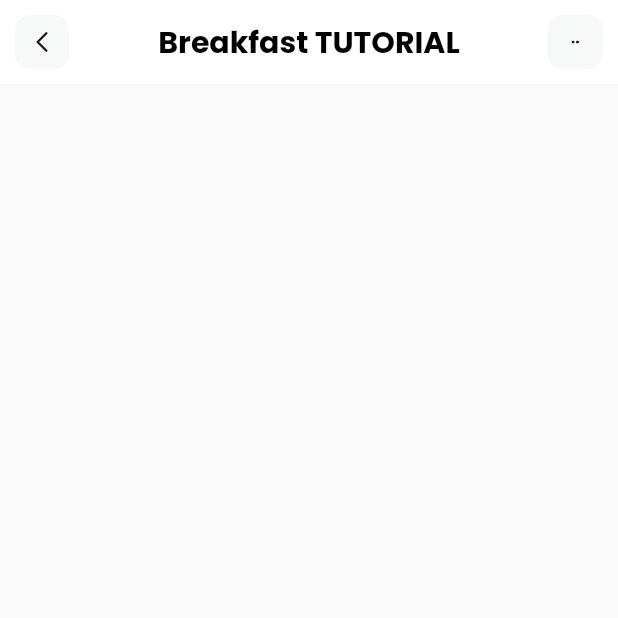
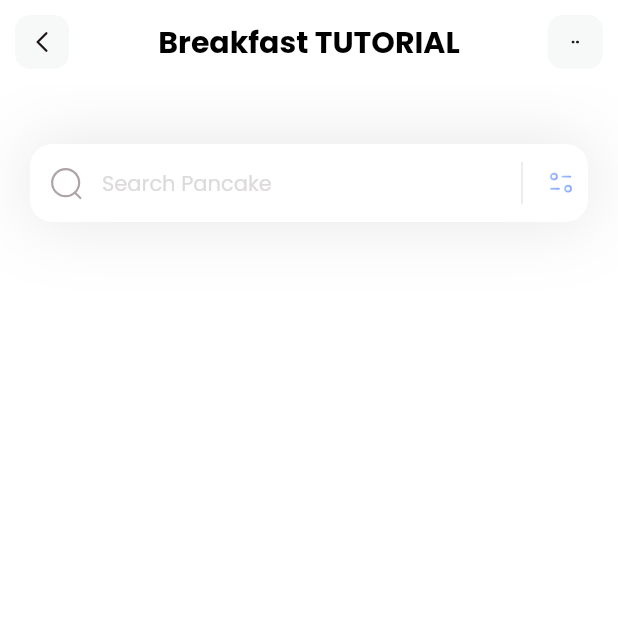
Before and after one commit to hongphuc5497/flutter-fitness-app, a Flutter app: the screen it shows after launch, on a phone screen of 412 x 824 dp, the top half of it. Run offline on Flutter 3.47's test engine with Material 2 defaults, Android fonts, the phone set to English and light mode, and no system bars; our stand-ins replace flutter_svg.

Commit message:
flutter: create searchField

```diff
--- a/lib/pages/home.dart
+++ b/lib/pages/home.dart
@@ -1,5 +1,8 @@
 import 'package:flutter/material.dart';
 import 'package:flutter_svg/svg.dart';
+
+import 'package:fitness/widgets/appBar.dart';
+import 'package:fitness/widgets/searchField.dart';
 
 class HomePage extends StatelessWidget {
   const HomePage({super.key});
@@ -8,53 +11,10 @@ class HomePage extends StatelessWidget {
   Widget build(BuildContext context) {
     return Scaffold(
       appBar: appBar(),
-    );
-  }
-
-  AppBar appBar() {
-    return AppBar(
-      title: const Text('Breakfast TUTORIAL',
-          style: TextStyle(
-            fontSize: 20,
-            fontWeight: FontWeight.bold,
-            color: Colors.black,
-          )),
       backgroundColor: Colors.white,
-      elevation: 0.0,
-      centerTitle: true,
-      leading: GestureDetector(
-          onTap: () {},
-          child: Container(
-              margin: const EdgeInsets.all(10),
-              alignment: Alignment.center,
-              decoration: BoxDecoration(
-                borderRadius: BorderRadius.circular(10),
-                color: const Color(0xffF7F8F8),
-              ),
-              child: SvgPicture.asset(
-                'assets/icons/Arrow - Left 2.svg',
-                width: 20,
-                height: 20,
-              ))),
-      actions: [
-        GestureDetector(
-          onTap: () {},
-          child: Container(
-            width: 37,
-            margin: const EdgeInsets.all(10),
-            alignment: Alignment.center,
-            decoration: BoxDecoration(
-              borderRadius: BorderRadius.circular(10),
-              color: const Color(0xffF7F8F8),
-            ),
-            child: SvgPicture.asset(
-              'assets/icons/dots.svg',
-              width: 5,
-              height: 5,
-            ),
-          ),
-        )
-      ],
+      body: Column(children: [
+        searchField(),
+      ]),
     );
   }
 }
--- /dev/null
+++ b/lib/widgets/appBar.dart
@@ -0,0 +1,49 @@
+import 'package:flutter/material.dart';
+import 'package:flutter_svg/svg.dart';
+
+AppBar appBar() {
+  return AppBar(
+    title: const Text('Breakfast TUTORIAL',
+        style: TextStyle(
+          fontSize: 20,
+          fontWeight: FontWeight.bold,
+          color: Colors.black,
+        )),
+    backgroundColor: Colors.white,
+    elevation: 0.0,
+    centerTitle: true,
+    leading: GestureDetector(
+        onTap: () {},
+        child: Container(
+            margin: const EdgeInsets.all(10),
+            alignment: Alignment.center,
+            decoration: BoxDecoration(
+              borderRadius: BorderRadius.circular(10),
+              color: const Color(0xffF7F8F8),
+            ),
+            child: SvgPicture.asset(
+              'assets/icons/Arrow - Left 2.svg',
+              width: 20,
+              height: 20,
+            ))),
+    actions: [
+      GestureDetector(
+        onTap: () {},
+        child: Container(
+          width: 37,
+          margin: const EdgeInsets.all(10),
+          alignment: Alignment.center,
+          decoration: BoxDecoration(
+            borderRadius: BorderRadius.circular(10),
+            color: const Color(0xffF7F8F8),
+          ),
+          child: SvgPicture.asset(
+            'assets/icons/dots.svg',
+            width: 5,
+            height: 5,
+          ),
+        ),
+      )
+    ],
+  );
+}
--- /dev/null
+++ b/lib/widgets/searchField.dart
@@ -0,0 +1,55 @@
+import 'package:flutter/material.dart';
+import 'package:flutter_svg/svg.dart';
+
+Container searchField() {
+  return Container(
+    margin: const EdgeInsets.only(top: 40, right: 20, left: 20),
+    decoration: const BoxDecoration(
+      boxShadow: [
+        BoxShadow(
+          // color: Color(0xff1D1617).withOpacity(0.11),
+          color: Color.fromRGBO(29, 22, 23, 0.11),
+          blurRadius: 40,
+          spreadRadius: 0.0,
+        )
+      ],
+    ),
+    child: TextField(
+      decoration: InputDecoration(
+          filled: true,
+          fillColor: Colors.white,
+          contentPadding: const EdgeInsets.all(15),
+          hintText: 'Search Pancake',
+          hintStyle: const TextStyle(
+            color: Color(0xffDDDADA),
+            fontSize: 14,
+          ),
+          prefixIcon: Padding(
+              padding: const EdgeInsets.all(12),
+              child: SvgPicture.asset('assets/icons/Search.svg')),
+          suffixIcon: Container(
+            width: 100,
+            child: IntrinsicHeight(
+              child: Row(
+                mainAxisAlignment: MainAxisAlignment.end,
+                children: [
+                  const VerticalDivider(
+                    color: Colors.black,
+                    indent: 10,
+                    endIndent: 10,
+                    thickness: 0.1,
+                  ),
+                  Padding(
+                      padding: const EdgeInsets.all(8.0),
+                      child: SvgPicture.asset('assets/icons/Filter.svg')),
+                ],
+              ),
+            ),
+          ),
+          border: const OutlineInputBorder(
+            borderRadius: BorderRadius.all(Radius.circular(15)),
+            borderSide: BorderSide.none,
+          )),
+    ),
+  );
+}
```
